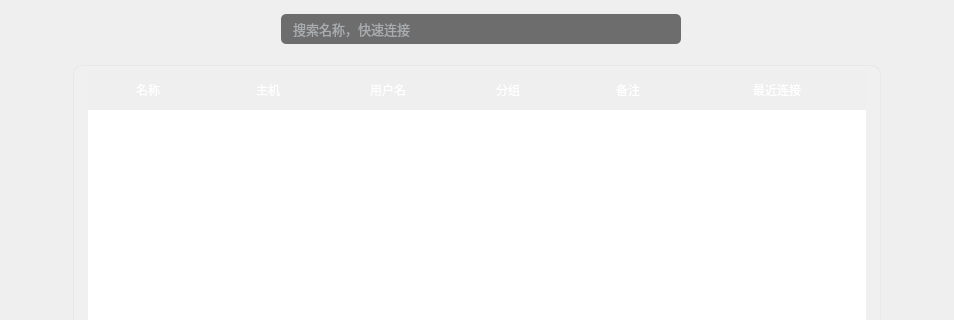
First picture: the form in Fdog-Kit/module_ssh/historyconnectwidget.ui, repository HuaGouFdog/Fdog-Kit, before the edit; both pictures show x 0 to 954 and y 0 to 320 of the 954 by 627 pixel window.
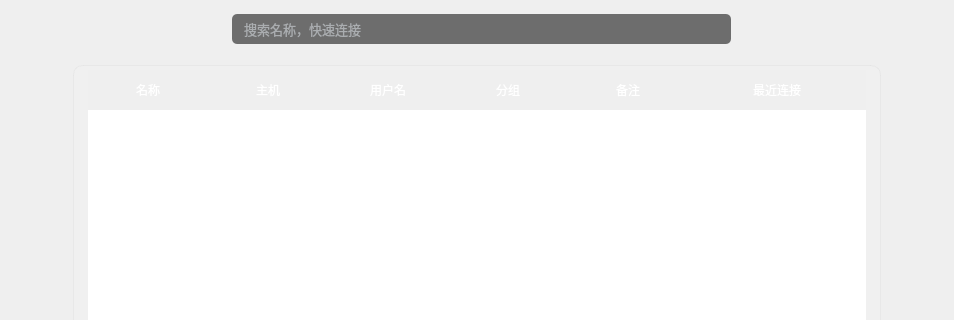
Second picture: the form after the edit.

Diff of the .ui file:
```diff
--- a/Fdog-Kit/module_ssh/historyconnectwidget.ui
+++ b/Fdog-Kit/module_ssh/historyconnectwidget.ui
@@ -59,7 +59,7 @@
           <height>50</height>
          </size>
         </property>
-        <layout class="QHBoxLayout" name="horizontalLayout_2">
+        <layout class="QHBoxLayout" name="horizontalLayout_2" stretch="3,10,3">
          <property name="topMargin">
           <number>0</number>
          </property>
@@ -89,7 +89,7 @@
            </property>
            <property name="maximumSize">
             <size>
-             <width>400</width>
+             <width>1000</width>
              <height>30</height>
             </size>
            </property>
```
